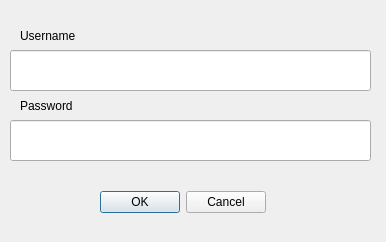
The window that login_dialog.ui (chairemobilite/transition_qgis) describes before a commit, drawn with Qt 5.
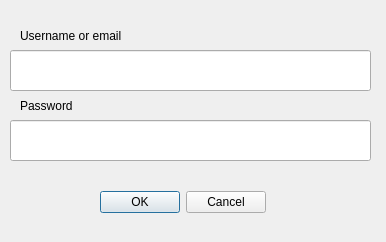
The same window after the commit. Custom widgets are drawn as their Qt base class.

Commit message:
Added support for english/french translation of the plugin interface (#18)
* Added support for english -> french translation of the plugin interface

* Added translation for new dialog and tab

* Added last translations

The edit to the form file:
```diff
--- a/login_dialog.ui
+++ b/login_dialog.ui
@@ -18,7 +18,7 @@
     <rect>
      <x>20</x>
      <y>90</y>
-     <width>101</width>
+     <width>341</width>
      <height>31</height>
     </rect>
    </property>
@@ -31,12 +31,12 @@
     <rect>
      <x>20</x>
      <y>20</y>
-     <width>101</width>
+     <width>341</width>
      <height>31</height>
     </rect>
    </property>
    <property name="text">
-    <string>Username</string>
+    <string>Username or email</string>
    </property>
   </widget>
   <widget class="QLineEdit" name="usernameEdit">
```
Left out of the diff: 2 changed lines with no effect on the pictures. The commit also changes 6 other files.
